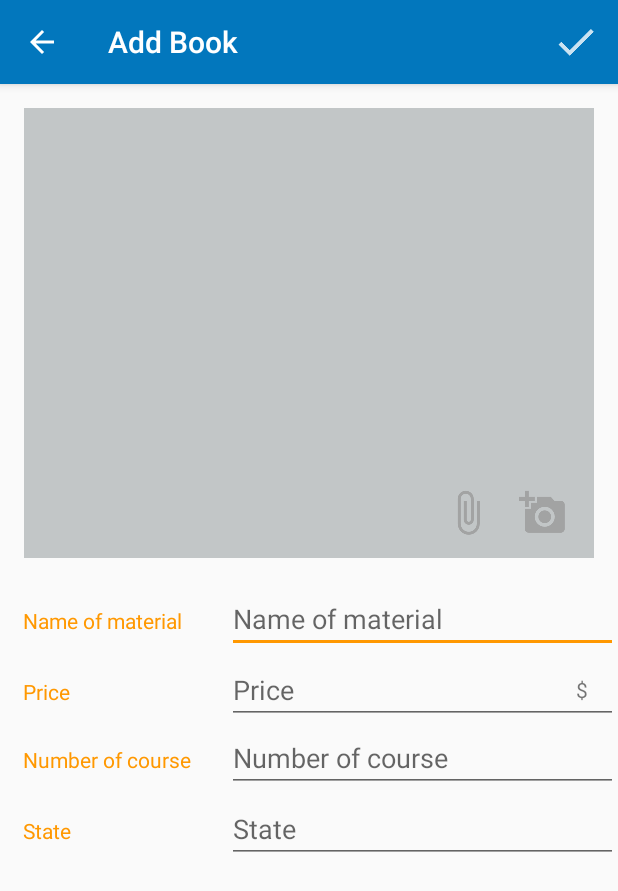
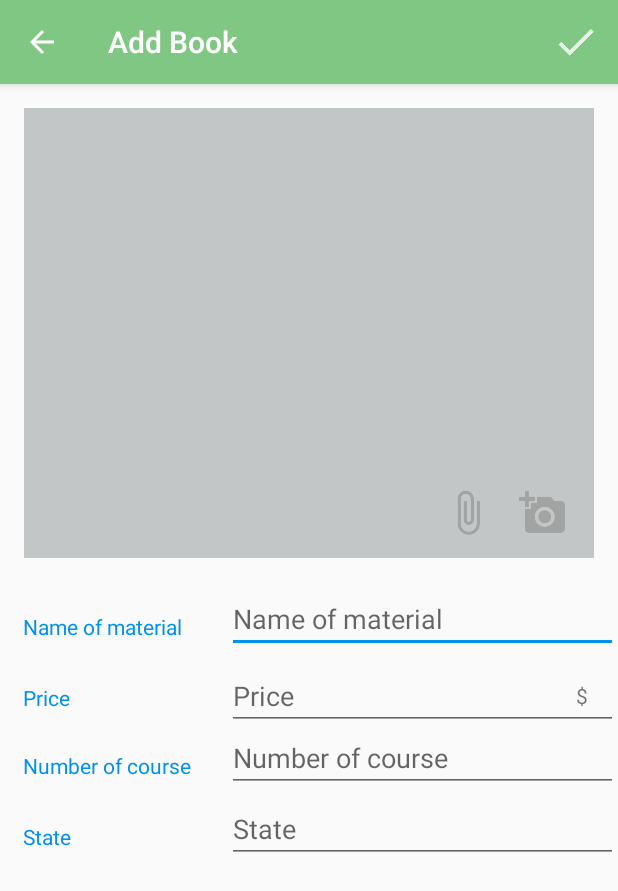
Before and after one commit to ebteesaam/EducationExchange, an Android app: the AddTextBook screen opened directly, with no data from a screen before it, on a phone screen of 412 x 824 dp. Shown: the top 891 px of the screen. Run offline under Robolectric (Android 15) with nearby library versions, the phone set to English and light mode, and no system bars.

Commit message:
after add logo and design interface

```diff
--- a/app/src/main/res/values/colors.xml
+++ b/app/src/main/res/values/colors.xml
@@ -1,8 +1,8 @@
 <?xml version="1.0" encoding="utf-8"?>
 <resources>
-    <color name="colorPrimary">#0277BD</color>
-    <color name="colorPrimaryDark">#01579B</color>
-    <color name="colorAccent">#FF9800</color>
+    <color name="colorPrimary">#81C784</color>
+    <color name="colorPrimaryDark">#81C784</color>
+    <color name="colorAccent">#0091EA</color>
     <color name="taplayout">#64DD17</color>
 
     <color name="edit">#c2c6c7</color>
--- a/app/src/main/res/values/styles.xml
+++ b/app/src/main/res/values/styles.xml
@@ -11,7 +11,7 @@
         <item name="android:layout_height">wrap_content</item>
         <item name="android:layout_width">0dp</item>
         <item name="android:layout_weight">1</item>
-        <item name="android:paddingTop">16dp</item>
+        <item name="android:paddingTop">20dp</item>
         <item name="android:textColor">@color/colorAccent</item>
 
         <item name="android:textAppearance">?android:textAppearanceSmall</item>
```
